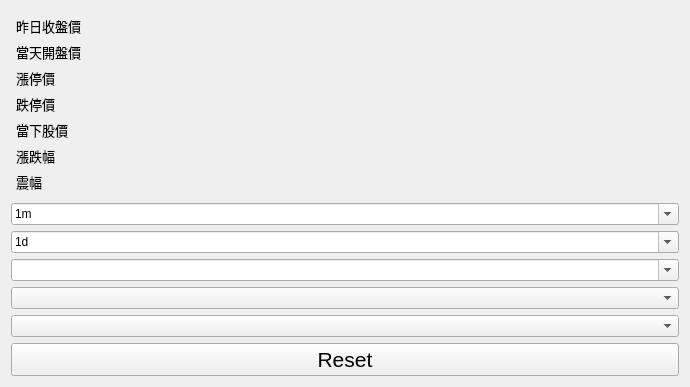
Qt form stockWindowUi.ui (Shawn-lung/firstjob) before a commit.
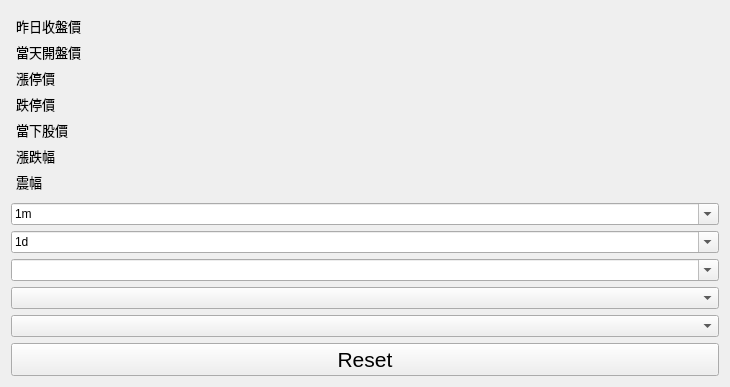
The same form after that commit.

Diff of the .ui file:
```diff
--- a/stockWindowUi.ui
+++ b/stockWindowUi.ui
@@ -9,7 +9,7 @@
    <rect>
     <x>0</x>
     <y>0</y>
-    <width>690</width>
+    <width>730</width>
     <height>352</height>
    </rect>
   </property>
```
